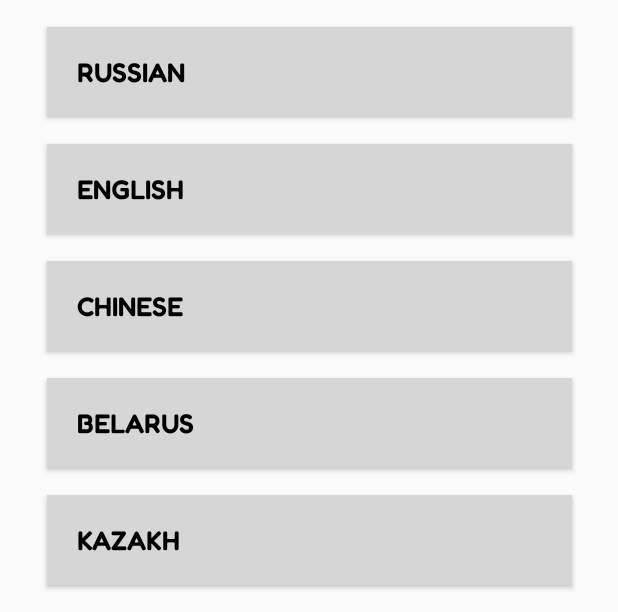
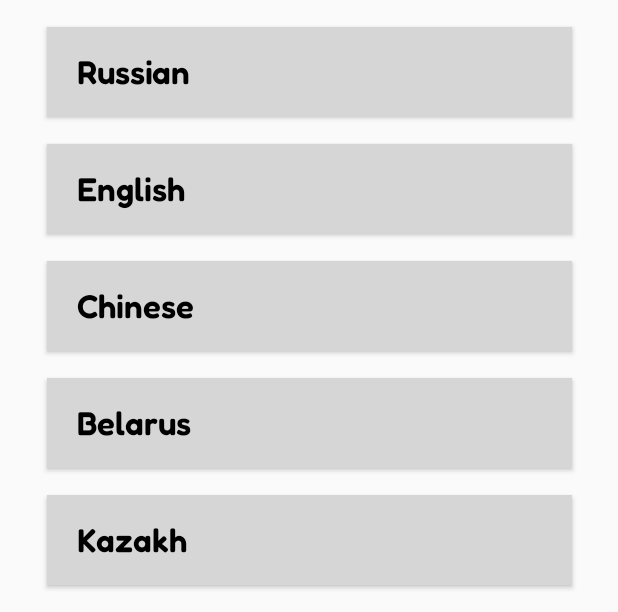
Before and after one commit to nico1008/MobileApp, an Android app: the LanguageSelect screen opened directly, with no data from a screen before it, on a phone screen of 412 x 824 dp, the part 298-910 px from its top. Run offline under Robolectric (Android 15) with nearby library versions, the phone set to English and light mode, and no system bars.

Commit message:
all caps language select fix

```diff
--- a/app/src/main/res/layout/activity_language_select.xml
+++ b/app/src/main/res/layout/activity_language_select.xml
@@ -62,8 +62,10 @@
         android:fontFamily="@font/fredoka_semibold"
         android:gravity="center_vertical"
         android:paddingStart="20dp"
-        android:textSize="18sp"
+        android:textSize="22sp"
+        android:textAllCaps="false"
         android:text="@string/russian"
+
         android:textColor="@color/black"
         app:layout_constraintEnd_toEndOf="parent"
         app:layout_constraintStart_toStartOf="parent"
@@ -78,7 +80,8 @@
         android:fontFamily="@font/fredoka_semibold"
         android:gravity="center_vertical"
         android:paddingStart="20dp"
-        android:textSize="18sp"
+        android:textSize="22sp"
+        android:textAllCaps="false"
         android:text="@string/english"
         android:textColor="@color/black"
         app:layout_constraintEnd_toEndOf="parent"
@@ -95,7 +98,8 @@
         android:fontFamily="@font/fredoka_semibold"
         android:gravity="center_vertical"
         android:paddingStart="20dp"
-        android:textSize="18sp"
+        android:textSize="22sp"
+        android:textAllCaps="false"
         android:text="@string/chinese"
         android:textColor="@color/black"
         app:layout_constraintEnd_toEndOf="parent"
@@ -112,7 +116,8 @@
         android:fontFamily="@font/fredoka_semibold"
         android:gravity="center_vertical"
         android:paddingStart="20dp"
-        android:textSize="18sp"
+        android:textSize="22sp"
+        android:textAllCaps="false"
         android:text="@string/belarus"
         android:textColor="@color/black"
         app:layout_constraintEnd_toEndOf="parent"
@@ -129,7 +134,8 @@
         android:fontFamily="@font/fredoka_semibold"
         android:gravity="center_vertical"
         android:paddingStart="20dp"
-        android:textSize="18sp"
+        android:textSize="22sp"
+        android:textAllCaps="false"
         android:text="@string/kazakh"
         android:textColor="@color/black"
         app:layout_constraintEnd_toEndOf="parent"
```
